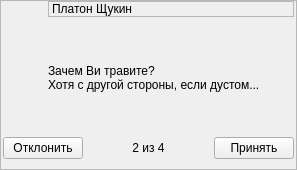
The window that src/tools/yastuff/yaeventnotifier.ui (AlekSi/Jabbin) describes before a commit, drawn with Qt 5.
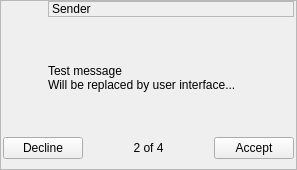
The same window after the commit. Custom widgets are drawn as their Qt base class.

Patch:
```diff
--- a/src/tools/yastuff/yaeventnotifier.ui
+++ b/src/tools/yastuff/yaeventnotifier.ui
@@ -95,7 +95,7 @@
           <enum>QFrame::StyledPanel</enum>
          </property>
          <property name="text" >
-          <string>Платон Щукин</string>
+          <string>Sender</string>
          </property>
         </widget>
        </item>
@@ -108,8 +108,8 @@
           </sizepolicy>
          </property>
          <property name="text" >
-          <string>Зачем Ви травите?
-Хотя с другой стороны, если дустом...</string>
+          <string>Test message
+Will be replaced by user interface...</string>
          </property>
         </widget>
        </item>
@@ -174,7 +174,7 @@
           <enum>Qt::NoFocus</enum>
          </property>
          <property name="text" >
-          <string>Отклонить</string>
+          <string>Decline</string>
          </property>
         </widget>
        </widget>
@@ -182,7 +182,7 @@
       <item>
        <widget class="QLabel" name="eventNotifierCount" >
         <property name="text" >
-         <string>2 из 4</string>
+         <string>2 of 4</string>
         </property>
         <property name="alignment" >
          <set>Qt::AlignCenter</set>
@@ -213,7 +213,7 @@
           <enum>Qt::NoFocus</enum>
          </property>
          <property name="text" >
-          <string>Принять</string>
+          <string>Accept</string>
          </property>
         </widget>
        </widget>
```
Left out of the diff: 4 changed lines with no effect on the pictures.
